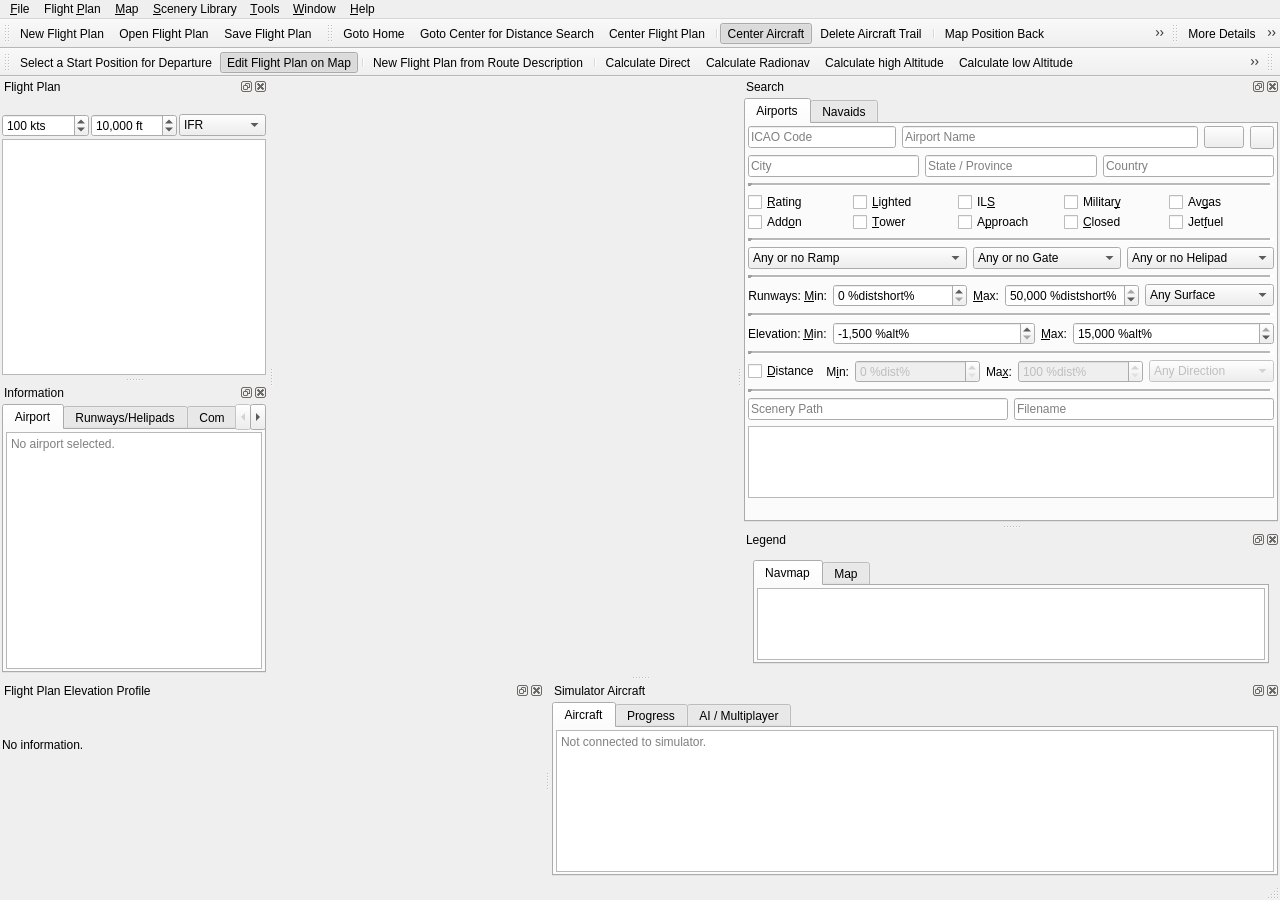
Old version of the form src/gui/mainwindow.ui in the repository albar965/littlenavmap.
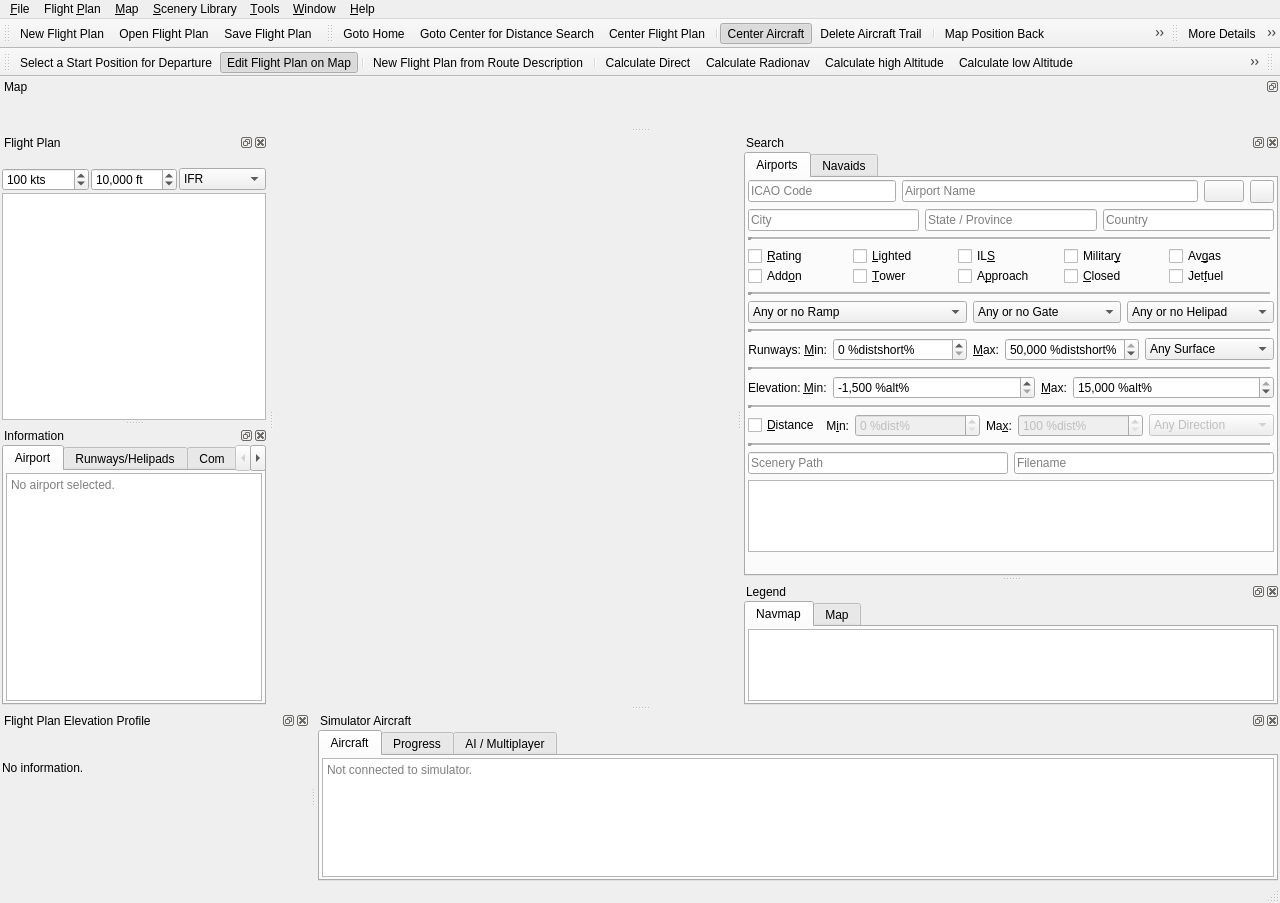
New version of the form. Icons and pictures are not drawn.

Commit message: Removed central widget and moved map to dock window. Nested dock windows are now allowed.

```diff
--- a/src/gui/mainwindow.ui
+++ b/src/gui/mainwindow.ui
@@ -10,18 +10,14 @@
     <x>0</x>
     <y>0</y>
     <width>1280</width>
-    <height>900</height>
+    <height>903</height>
    </rect>
   </property>
   <property name="windowTitle">
    <string>Little Navmap</string>
   </property>
   <widget class="QWidget" name="centralWidget">
-   <layout class="QVBoxLayout" name="verticalLayout_10">
-    <item>
-     <widget class="QWidget" name="mapWidgetDummy" native="true"/>
-    </item>
-   </layout>
+   <layout class="QVBoxLayout" name="verticalLayout_10"/>
   </widget>
   <widget class="QMenuBar" name="menuBar">
    <property name="geometry">
@@ -241,13 +237,13 @@
       <number>2</number>
      </property>
      <property name="topMargin">
-      <number>2</number>
+      <number>0</number>
      </property>
      <property name="rightMargin">
       <number>2</number>
      </property>
      <property name="bottomMargin">
-      <number>2</number>
+      <number>0</number>
      </property>
      <item>
       <widget class="QTabWidget" name="tabWidgetSearch">
@@ -1999,13 +1995,13 @@
       <number>2</number>
      </property>
      <property name="topMargin">
-      <number>2</number>
+      <number>0</number>
      </property>
      <property name="rightMargin">
       <number>2</number>
      </property>
      <property name="bottomMargin">
-      <number>2</number>
+      <number>0</number>
      </property>
      <item>
       <widget class="QLabel" name="labelRouteInfo">
@@ -2192,13 +2188,13 @@
       <number>2</number>
      </property>
      <property name="topMargin">
-      <number>2</number>
+      <number>0</number>
      </property>
      <property name="rightMargin">
       <number>2</number>
      </property>
      <property name="bottomMargin">
-      <number>2</number>
+      <number>0</number>
      </property>
      <item>
       <widget class="QTabWidget" name="tabWidgetInformation">
@@ -2510,12 +2506,6 @@
      <verstretch>0</verstretch>
     </sizepolicy>
    </property>
-   <property name="minimumSize">
-    <size>
-     <width>200</width>
-     <height>80</height>
-    </size>
-   </property>
    <property name="windowIcon">
     <iconset resource="../../littlenavmap.qrc">
      <normaloff>:/littlenavmap/resources/icons/profiledock.svg</normaloff>:/littlenavmap/resources/icons/profiledock.svg</iconset>
@@ -2538,13 +2528,13 @@
       <number>2</number>
      </property>
      <property name="topMargin">
-      <number>2</number>
+      <number>0</number>
      </property>
      <property name="rightMargin">
       <number>2</number>
      </property>
      <property name="bottomMargin">
-      <number>2</number>
+      <number>0</number>
      </property>
      <item>
       <widget class="QLabel" name="labelElevationInfo">
@@ -2582,13 +2572,13 @@
       <number>2</number>
      </property>
      <property name="topMargin">
-      <number>2</number>
+      <number>0</number>
      </property>
      <property name="rightMargin">
       <number>2</number>
      </property>
      <property name="bottomMargin">
-      <number>2</number>
+      <number>0</number>
      </property>
      <item>
       <widget class="QTabWidget" name="tabWidgetAircraft">
@@ -2717,12 +2707,6 @@
    <property name="enabled">
     <bool>true</bool>
    </property>
-   <property name="minimumSize">
-    <size>
-     <width>400</width>
-     <height>141</height>
-    </size>
-   </property>
    <property name="windowIcon">
     <iconset resource="../../littlenavmap.qrc">
      <normaloff>:/littlenavmap/resources/icons/legenddock.svg</normaloff>:/littlenavmap/resources/icons/legenddock.svg</iconset>
@@ -2741,6 +2725,21 @@
    </attribute>
    <widget class="QWidget" name="dockWidgetContents">
     <layout class="QVBoxLayout" name="verticalLayout_13">
+     <property name="spacing">
+      <number>2</number>
+     </property>
+     <property name="leftMargin">
+      <number>2</number>
+     </property>
+     <property name="topMargin">
+      <number>0</number>
+     </property>
+     <property name="rightMargin">
+      <number>2</number>
+     </property>
+     <property name="bottomMargin">
+      <number>0</number>
+     </property>
      <item>
       <widget class="QTabWidget" name="tabWidgetLegend">
        <property name="currentIndex">
@@ -2812,6 +2811,42 @@
     </layout>
    </widget>
   </widget>
+  <widget class="QDockWidget" name="dockWidgetMap">
+   <property name="minimumSize">
+    <size>
+     <width>50</width>
+     <height>50</height>
+    </size>
+   </property>
+   <property name="features">
+    <set>QDockWidget::DockWidgetFloatable|QDockWidget::DockWidgetMovable</set>
+   </property>
+   <property name="windowTitle">
+    <string>Map</string>
+   </property>
+   <attribute name="dockWidgetArea">
+    <number>4</number>
+   </attribute>
+   <widget class="QWidget" name="dockWidgetContentsMap">
+    <layout class="QVBoxLayout" name="verticalLayoutMap">
+     <property name="leftMargin">
+      <number>2</number>
+     </property>
+     <property name="topMargin">
+      <number>0</number>
+     </property>
+     <property name="rightMargin">
+      <number>2</number>
+     </property>
+     <property name="bottomMargin">
+      <number>0</number>
+     </property>
+     <item>
+      <widget class="QWidget" name="widgetDummyMap" native="true"/>
+     </item>
+    </layout>
+   </widget>
+  </widget>
   <action name="actionSearchFilterIncluding">
    <property name="icon">
     <iconset resource="../../littlenavmap.qrc">
```
Left out of the diff: 5 changed lines with no effect on the pictures. The commit also changes 3 other files.
